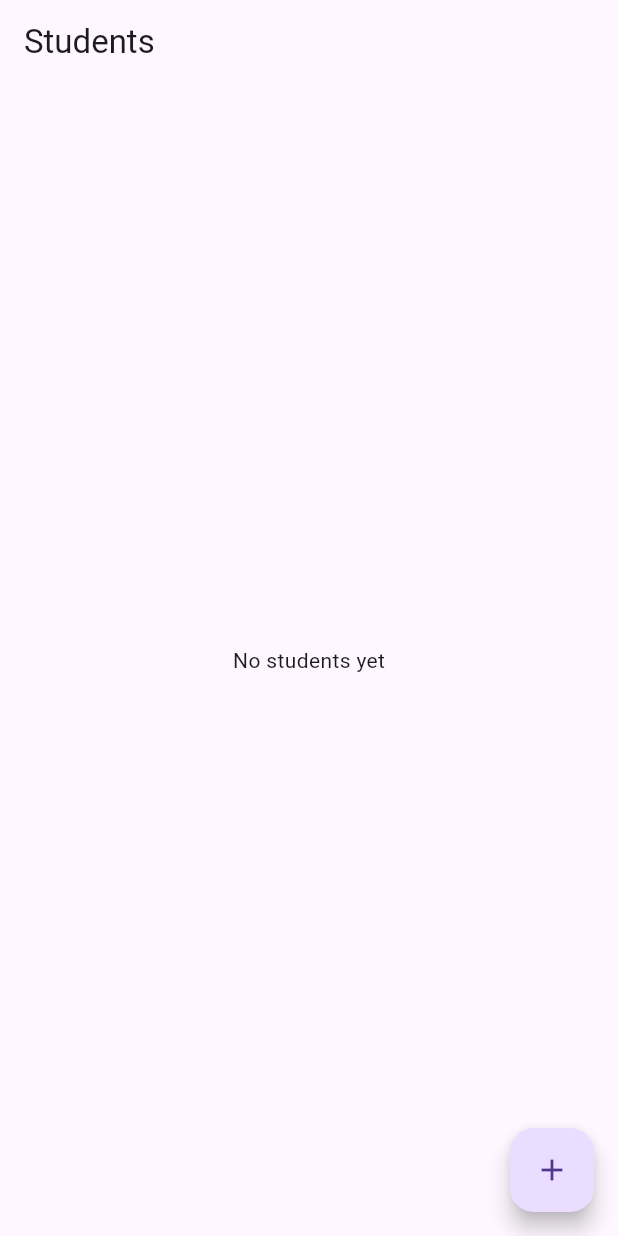
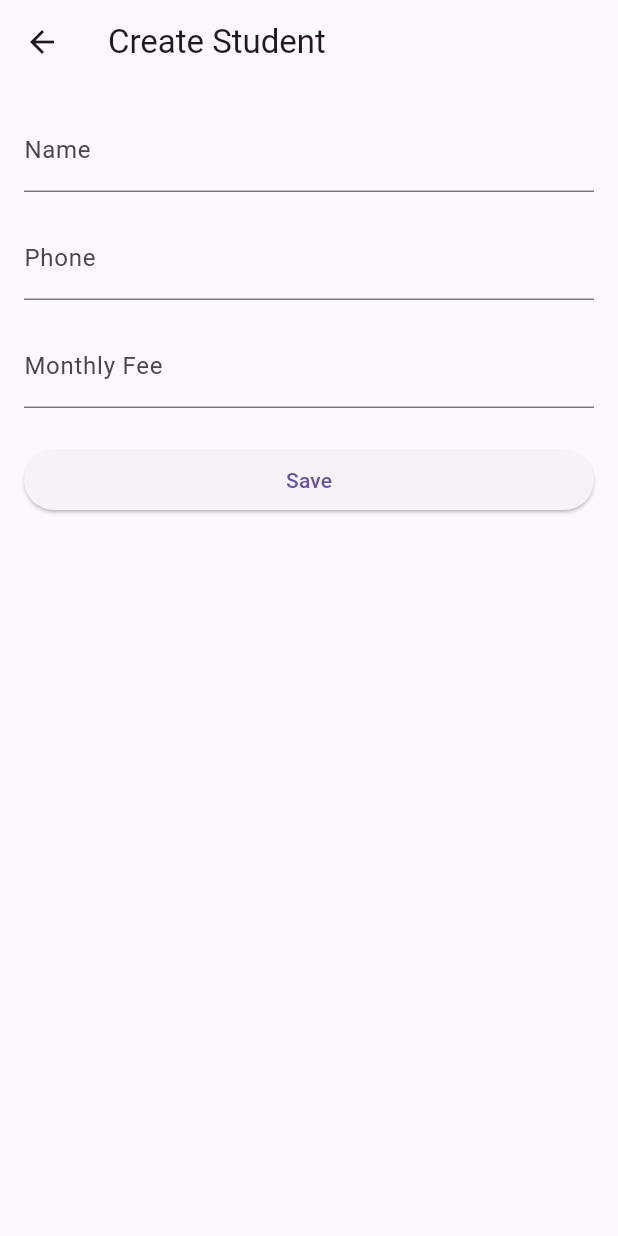
Before and after one commit to mmycin/Tuitio-App, a Flutter app: the StudentsPage screen opened by its route, after a tap on the "add" icon, on a phone screen of 412 x 824 dp. Run offline on Flutter 3.47's test engine with Material 3 defaults, Android fonts, the light colour scheme and no system bars; our stand-ins replace drift, flutter_riverpod, go_router; accounts and stored records are empty; generated files the repository leaves out were written again.

Commit message:
Student Creation Implementation

```diff
--- a/tuitio/lib/app/router.dart
+++ b/tuitio/lib/app/router.dart
@@ -1,6 +1,8 @@
 import 'package:go_router/go_router.dart';
 import 'package:tuitio/features/students/students_page.dart';
 import 'package:tuitio/features/dashboard/dashboard_page.dart';
+
+import 'package:tuitio/features/students/student_form_page.dart';
 
 final appRouter = GoRouter(
   initialLocation: '/',
@@ -15,5 +17,10 @@ final appRouter = GoRouter(
       path: '/students',
       builder: (context, state) => const StudentsPage(),
     ),
+
+    GoRoute(
+      path: '/students/new',
+      builder: (context, state) => const StudentFormPage(),
+    ),
   ]
 );
--- a/tuitio/lib/core/database/daos/student_dao.dart
+++ b/tuitio/lib/core/database/daos/student_dao.dart
@@ -9,8 +9,9 @@ part 'student_dao.g.dart';
 class StudentDao extends DatabaseAccessor<AppDatabase> with _$StudentDaoMixin {
   StudentDao(super.db);
 
-  Future<List<Student>> getAllStudents() {
-    return select(students).get();
+  Future<List<Student>> getAllStudents() async {
+    final result = await select(students).get();
+    return result.reversed.toList();
   }
 
   Future<Student?> getStudentById(int id) {
--- a/tuitio/lib/features/students/student_form_page.dart
+++ b/tuitio/lib/features/students/student_form_page.dart
@@ -0,0 +1,115 @@
+import 'package:flutter/material.dart';
+import 'package:flutter_riverpod/flutter_riverpod.dart';
+import 'package:go_router/go_router.dart';
+
+import 'package:tuitio/features/students/student_form_provider.dart';
+
+class StudentFormPage extends ConsumerStatefulWidget {
+  const StudentFormPage({super.key});
+
+  @override
+  ConsumerState<StudentFormPage> createState() => _StudentFormPageState();
+}
+
+class _StudentFormPageState extends ConsumerState<StudentFormPage> {
+  final _formKey = GlobalKey<FormState>();
+
+  final _nameController = TextEditingController();
+  final _phoneController = TextEditingController();
+  final _monthlyFeeController = TextEditingController();
+
+  @override
+  void dispose() {
+    _nameController.dispose();
+    _phoneController.dispose();
+    _monthlyFeeController.dispose();
+    super.dispose();
+  }
+
+  Future<void> _save() async {
+    if(!_formKey.currentState!.validate()) return;
+
+    final monthlyFee = int.tryParse(_monthlyFeeController.text.trim());
+    if(monthlyFee == null) return;
+
+    await ref.read(studentFormProvider.notifier).createStudent(
+      name: _nameController.text.trim(),
+      phone: _phoneController.text.trim().isEmpty ? null : _phoneController.text.trim(),
+      monthlyFee: monthlyFee,
+    );
+
+    if(!mounted) return;
+
+    final state = ref.read(studentFormProvider);
+
+    if(state.hasError) {
+      ScaffoldMessenger.of(context).showSnackBar(
+        SnackBar(
+          content: Text('Failed to save student: ${state.error}'),
+        )
+      );
+      return;
+    }
+    context.pop();
+  }
+
+  @override
+  Widget build(BuildContext context) {
+    final state = ref.watch(studentFormProvider);
+    return Scaffold(
+      appBar: AppBar(
+        title: const Text('Create Student'),
+      ),
+
+      body: Form(
+        key: _formKey,
+        child: Padding(
+          padding: const EdgeInsets.all(16),
+          child: Column(
+            children: [
+              TextFormField(
+                controller: _nameController,
+                decoration: const InputDecoration(
+                  labelText: 'Name',
+                ),
+                validator: (value) {
+                  if(value == null || value.trim().isEmpty) {
+                    return 'Name is required';
+                  }
+                  return null;
+                },
+              ),
+              const SizedBox(height: 16),
+
+              TextFormField(
+                controller: _phoneController,
+                decoration: const InputDecoration(
+                  labelText: 'Phone',
+                ),
+                keyboardType: TextInputType.phone,
+              ),
+              const SizedBox(height: 16),
+
+              TextFormField(
+                controller: _monthlyFeeController,
+                decoration: const InputDecoration(
+                  labelText: 'Monthly Fee',
+                ),
+                keyboardType: TextInputType.number,
+              ),
+              const SizedBox(height: 24),
+
+              SizedBox(
+                width: double.infinity,
+                child: ElevatedButton(
+                  onPressed: state.isLoading ? null : _save,
+                  child: state.isLoading ? const CircularProgressIndicator() : const Text('Save'),
+                ),
+              )
+            ],
+          ),
+        ),
+      ),
+    );
+  }
+}
--- /dev/null
+++ b/tuitio/lib/features/students/student_form_provider.dart
@@ -0,0 +1,37 @@
+import 'package:flutter_riverpod/flutter_riverpod.dart';
+import 'package:drift/drift.dart';
+import 'package:tuitio/core/database/database.dart';
+
+import 'package:tuitio/features/students/student_providers.dart';
+
+final studentFormProvider = AsyncNotifierProvider<StudentFormNotifier, void>(
+  StudentFormNotifier.new,
+);
+
+class StudentFormNotifier extends AsyncNotifier<void> {
+  @override
+  Future<void> build() async {}
+
+  Future<void> createStudent({
+    required String name,
+    String? phone,
+    int? monthlyFee,
+  }) async {
+    state = const AsyncLoading();
+
+    state = await AsyncValue.guard(() async {
+      await ref
+          .read(studentDaoProvider)
+          .insertStudent(
+            StudentsCompanion.insert(
+              name: name,
+              phone: Value(phone),
+              monthlyFee: Value(monthlyFee),
+            ),
+          );
+
+      // Refresh the student list.
+      ref.invalidate(studentsProvider);
+    });
+  }
+}
--- a/tuitio/lib/features/students/students_page.dart
+++ b/tuitio/lib/features/students/students_page.dart
@@ -1,5 +1,6 @@
 import 'package:flutter/material.dart';
 import 'package:flutter_riverpod/flutter_riverpod.dart';
+import 'package:go_router/go_router.dart';
 
 import 'package:tuitio/features/students/student_providers.dart';
 
@@ -14,7 +15,9 @@ class StudentsPage extends ConsumerWidget {
       appBar: AppBar(title: const Text('Students')),
 
       floatingActionButton: FloatingActionButton(
-        onPressed: () {},
+        onPressed: () {
+          context.push('/students/new');
+        },
         child: const Icon(Icons.add),
       ),
 
--- a/tuitio/lib/main.dart
+++ b/tuitio/lib/main.dart
@@ -4,7 +4,5 @@ import 'package:flutter_riverpod/flutter_riverpod.dart';
 import 'app/app.dart';
 
 void main() {
-  runApp(
-    const ProviderScope(child: TuitioApp(),),
-  );
+  runApp(const ProviderScope(child: TuitioApp()));
 }
```
